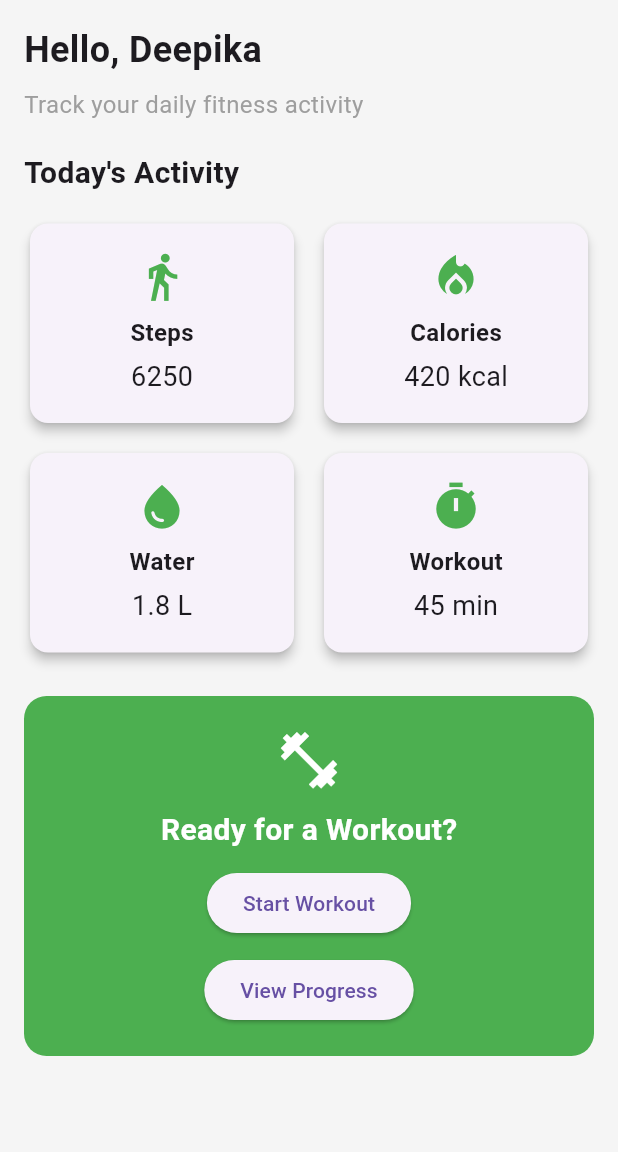
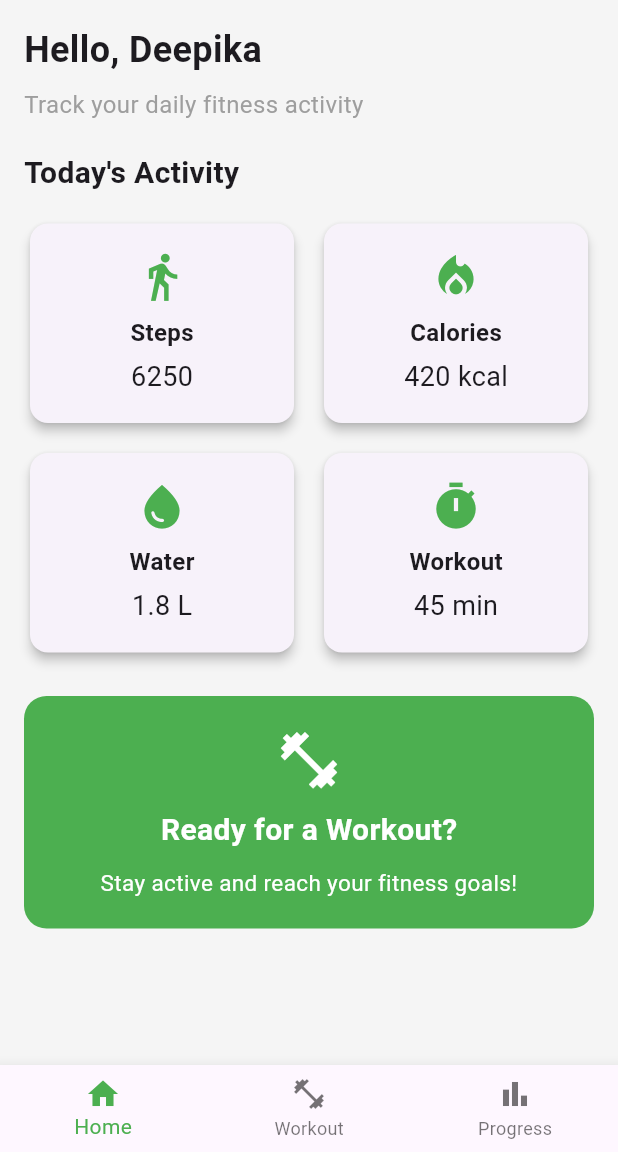
Before and after one commit to gadaraboinadeepika/fitness-tracking-system, a Flutter app: the screen it shows after launch, on a phone screen of 412 x 824 dp, the part 84-1236 px from its top. Run offline on Flutter 3.47's test engine with Material 3 defaults, Android fonts, the phone set to English and light mode, and no system bars.

Commit message:
Complete fitness tracking system UI

```diff
--- a/lib/main.dart
+++ b/lib/main.dart
@@ -18,7 +18,57 @@ class FitnessTrackingApp extends StatelessWidget {
         primarySwatch: Colors.green,
         scaffoldBackgroundColor: Colors.grey[100],
       ),
-      home: const FitnessHomePage(),
+      home: const MainNavigationScreen(),
+    );
+  }
+}
+
+class MainNavigationScreen extends StatefulWidget {
+  const MainNavigationScreen({super.key});
+
+  @override
+  State<MainNavigationScreen> createState() =>
+      _MainNavigationScreenState();
+}
+
+class _MainNavigationScreenState
+    extends State<MainNavigationScreen> {
+  int selectedIndex = 0;
+
+  final List<Widget> screens = const [
+    FitnessHomePage(),
+    WorkoutScreen(),
+    ProgressScreen(),
+  ];
+
+  @override
+  Widget build(BuildContext context) {
+    return Scaffold(
+      body: screens[selectedIndex],
+
+      bottomNavigationBar: BottomNavigationBar(
+        currentIndex: selectedIndex,
+        selectedItemColor: Colors.green,
+        onTap: (index) {
+          setState(() {
+            selectedIndex = index;
+          });
+        },
+        items: const [
+          BottomNavigationBarItem(
+            icon: Icon(Icons.home),
+            label: 'Home',
+          ),
+          BottomNavigationBarItem(
+            icon: Icon(Icons.fitness_center),
+            label: 'Workout',
+          ),
+          BottomNavigationBarItem(
+            icon: Icon(Icons.bar_chart),
+            label: 'Progress',
+          ),
+        ],
+      ),
     );
   }
 }
@@ -33,6 +83,7 @@ class FitnessHomePage extends StatelessWidget {
         title: const Text('Fitness Tracking System'),
         centerTitle: true,
       ),
+
       body: SingleChildScrollView(
         padding: const EdgeInsets.all(16),
         child: Column(
@@ -119,6 +170,7 @@ class FitnessHomePage extends StatelessWidget {
                 color: Colors.green,
                 borderRadius: BorderRadius.circular(15),
               ),
+
               child: Column(
                 children: [
                   const Icon(
@@ -140,30 +192,13 @@ class FitnessHomePage extends StatelessWidget {
 
                   const SizedBox(height: 10),
 
-                  ElevatedButton(
-                    onPressed: () {
-                      Navigator.push(
-                        context,
-                        MaterialPageRoute(
-                          builder: (context) => const WorkoutScreen(),
-                        ),
-                      );
-                    },
-                    child: const Text('Start Workout'),
-                  ),
-
-                  const SizedBox(height: 10),
-
-                  ElevatedButton(
-                    onPressed: () {
-                      Navigator.push(
-                        context,
-                        MaterialPageRoute(
-                          builder: (context) => const ProgressScreen(),
-                        ),
-                      );
-                    },
-                    child: const Text('View Progress'),
+                  const Text(
+                    'Stay active and reach your fitness goals!',
+                    textAlign: TextAlign.center,
+                    style: TextStyle(
+                      color: Colors.white,
+                      fontSize: 15,
+                    ),
                   ),
                 ],
               ),
```
